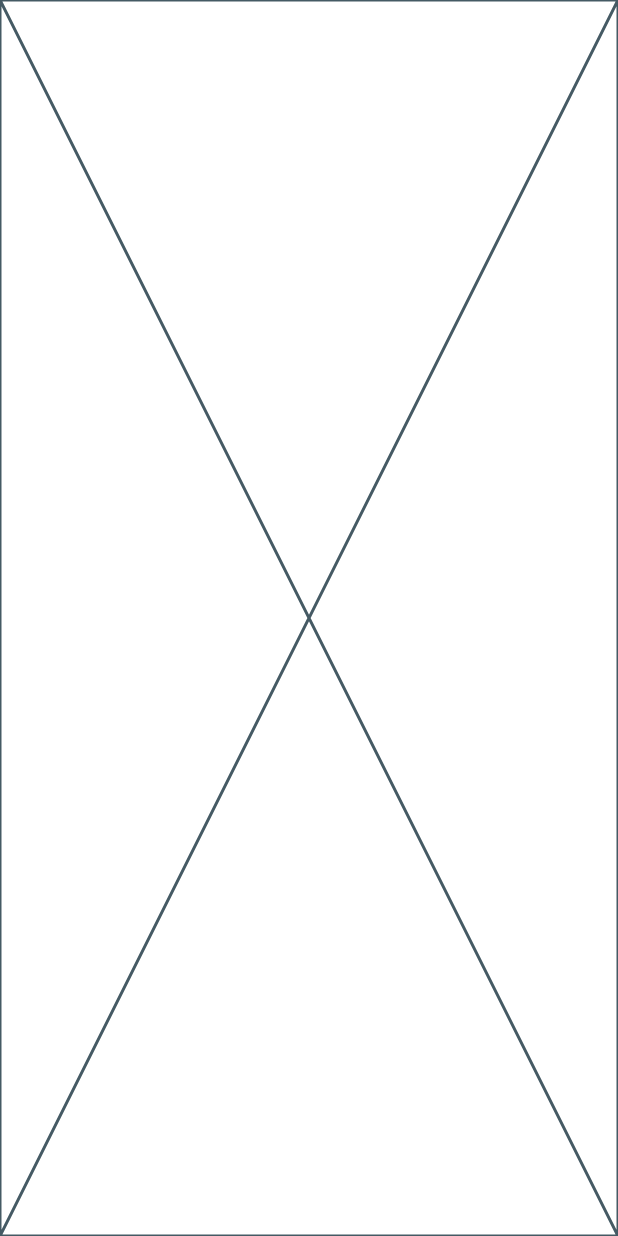
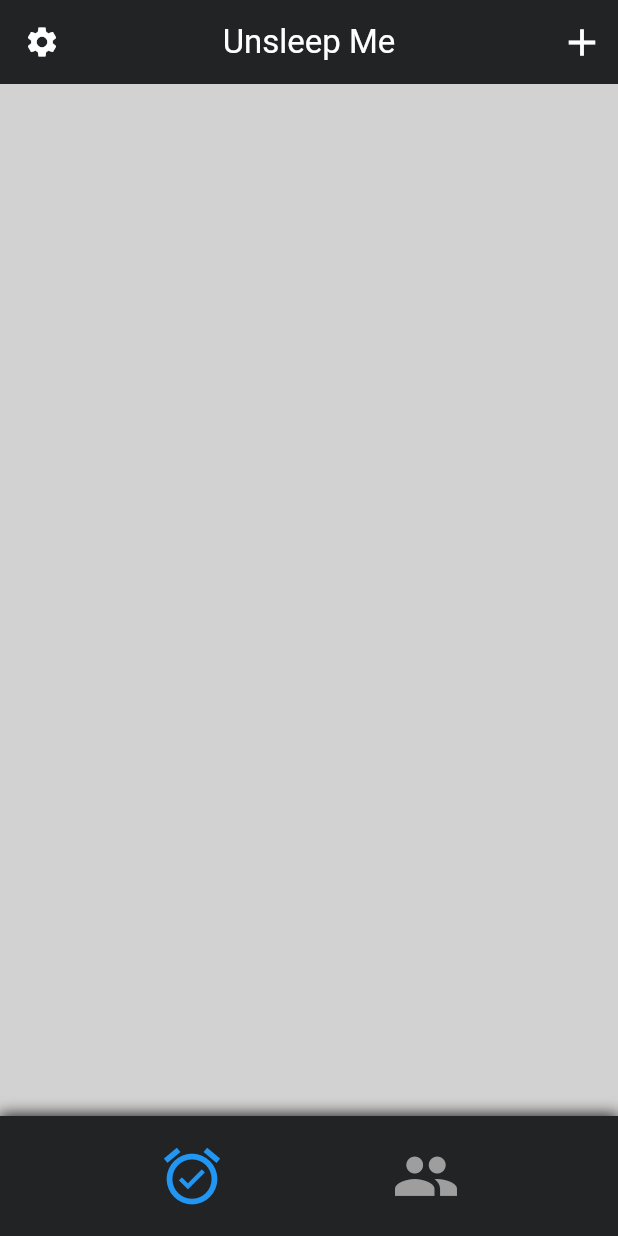
Before and after one commit to Yin-1022/Alarm_clock, a Flutter app: the screen it shows after launch, on a phone screen of 412 x 824 dp. Run offline on Flutter 3.47's test engine with Material 3 defaults, Android fonts, the phone set to English and light mode, and no system bars; our stand-ins replace flutter_bloc.

Commit message:
Full empty homepage

```diff
--- /dev/null
+++ b/lib/bloc/button_bar/button_bar_bloc.dart
@@ -0,0 +1,11 @@
+import 'package:flutter_bloc/flutter_bloc.dart';
+import 'button_bar_event.dart';
+import 'button_bar_state.dart';
+
+class ButtonBarBloc extends Bloc<ButtonBarEvent, ButtonBarState> {
+  ButtonBarBloc() : super(ButtonBarState(0)) {
+    on<SetViewMode>((event, emit) {
+      emit(ButtonBarState(event.viewMode));
+    });
+  }
+}
--- /dev/null
+++ b/lib/bloc/button_bar/button_bar_event.dart
@@ -0,0 +1,6 @@
+abstract class ButtonBarEvent {}
+
+class SetViewMode extends ButtonBarEvent {
+  final int viewMode;
+  SetViewMode(this.viewMode);
+}
--- /dev/null
+++ b/lib/bloc/button_bar/button_bar_state.dart
@@ -0,0 +1,5 @@
+class ButtonBarState {
+  final int value;
+
+  ButtonBarState(this.value);
+}
--- /dev/null
+++ b/lib/components/button_bar.dart
@@ -0,0 +1,83 @@
+import 'package:flutter/material.dart';
+import 'package:flutter_bloc/flutter_bloc.dart';
+import 'package:alarm_clock_project/bloc/button_bar/button_bar_bloc.dart';
+import 'package:alarm_clock_project/bloc/button_bar/button_bar_event.dart';
+import 'package:alarm_clock_project/bloc/button_bar/button_bar_state.dart';
+
+class HomeButtonBar extends StatelessWidget {
+  const HomeButtonBar({super.key});
+
+  @override
+  Widget build(BuildContext context) {
+    return BlocBuilder<ButtonBarBloc, ButtonBarState>(
+      builder: (context, state) {
+        return Container(
+          padding: const EdgeInsets.symmetric(horizontal: 50),
+          height: 80,
+          decoration: BoxDecoration(
+            color: const Color(0xFF212325),
+            boxShadow: [
+              BoxShadow(
+                color: Colors.black.withValues(alpha: 0.9),
+                spreadRadius: 1,
+                blurRadius: 8,
+              )
+            ],
+          ),
+          child: Row(
+            mainAxisAlignment: MainAxisAlignment.spaceAround,
+            children: [
+              ButtonBelow(
+                buttonIcon: Icons.alarm_on,
+                buttonID: 0,
+                isSelected: state.value,
+                onTap: () => context.read<ButtonBarBloc>().add(SetViewMode(0)),
+              ),
+              ButtonBelow(
+                buttonIcon: Icons.group,
+                buttonID: 1,
+                isSelected: state.value,
+                onTap: () => context.read<ButtonBarBloc>().add(SetViewMode(1)),
+              ),
+            ],
+          ),
+        );
+      },
+    );
+  }
+}
+
+class ButtonBelow extends StatelessWidget {
+  final VoidCallback onTap;
+  final IconData buttonIcon;
+  final int buttonID;
+  final int isSelected;
+
+  const ButtonBelow({
+    required this.onTap,
+    required this.buttonIcon,
+    required this.buttonID,
+    required this.isSelected,
+    super.key,
+  });
+
+  @override
+  Widget build(BuildContext context) {
+    return GestureDetector(
+      onTap: onTap,
+      child: Container(
+        color: const Color(0xFF212325),
+        child: Column(
+          mainAxisSize: MainAxisSize.min,
+          children: [
+            Icon(
+              size: 45,
+              buttonIcon,
+              color: isSelected == buttonID ? Colors.blue : Colors.grey,
+            ),
+          ],
+        ),
+      ),
+    );
+  }
+}
--- a/lib/features/local_alarm_clocks/view/widgets/default_view.dart
+++ /dev/null
@@ -1 +0,0 @@
-import 'package:flutter/material.dart';
--- a/lib/main.dart
+++ b/lib/main.dart
@@ -1,4 +1,5 @@
 import 'package:flutter/material.dart';
+import 'view/default_view.dart';
 
 void main() {
   runApp(const AlarmClockApp());
@@ -8,6 +9,8 @@ class AlarmClockApp extends StatelessWidget {
 
   @override
   Widget build(BuildContext context) {
-    return const Placeholder();
+    return const MaterialApp(
+      home: DefaultClockPage(),
+    );
   }
 }
--- /dev/null
+++ b/lib/view/alarm_clock_page.dart
@@ -0,0 +1,21 @@
+import 'package:flutter/material.dart';
+import 'package:alarm_clock_project/components/local_alarm_clock_listview.dart';
+
+class AlarmClockPage extends StatelessWidget {
+  const AlarmClockPage({super.key});
+
+  @override
+  Widget build(BuildContext context) {
+    return Scaffold(
+        backgroundColor: const Color.fromARGB(255, 210, 210, 210),
+        body: Padding(
+          padding: const EdgeInsets.all(8.0),
+          child: Column(
+            children: [
+              Expanded(child: LocalAlarmClockListview()),
+            ],
+          ),
+        )
+    );
+  }
+}
--- /dev/null
+++ b/lib/view/default_view.dart
@@ -0,0 +1,39 @@
+import 'package:flutter/material.dart';
+import 'package:alarm_clock_project/components/button_bar.dart';
+import 'friend_page.dart';
+import 'alarm_clock_page.dart';
+import 'package:flutter_bloc/flutter_bloc.dart';
+import 'package:alarm_clock_project/bloc/button_bar/button_bar_bloc.dart';
+import 'package:alarm_clock_project/bloc/button_bar/button_bar_state.dart';
+
+class DefaultClockPage extends StatelessWidget {
+  const DefaultClockPage({super.key});
+
+  @override
+  Widget build(BuildContext context) {
+    return BlocProvider(
+      create: (_) => ButtonBarBloc(),
+      child: Scaffold(
+        appBar: AppBar(
+          backgroundColor: const Color.fromARGB(255, 33, 35, 37),
+          leading: IconButton(onPressed: (){}, icon: const Icon(Icons.settings, color: Colors.white,)),
+          centerTitle: true,
+          title: const Text("Unsleep Me",style: TextStyle(color: Colors.white)),
+          actions: [
+            IconButton(
+                onPressed: () {
+                },
+                icon: const Icon(Icons.add, color: Colors.white, size: 30,)
+            )
+          ],
+        ),
+        body: BlocBuilder<ButtonBarBloc, ButtonBarState>(
+          builder: (context, state) {
+            return state.value == 0 ? const AlarmClockPage() : const FriendPage();
+          },
+        ),
+        bottomNavigationBar: const HomeButtonBar(),
+      ),
+    );
+  }
+}
```
Also changed, not shown: lib/components/local_alarm_clock_listview.dart (added, +48 -0 lines), lib/view/friend_page.dart (added, +13 -0 lines).
